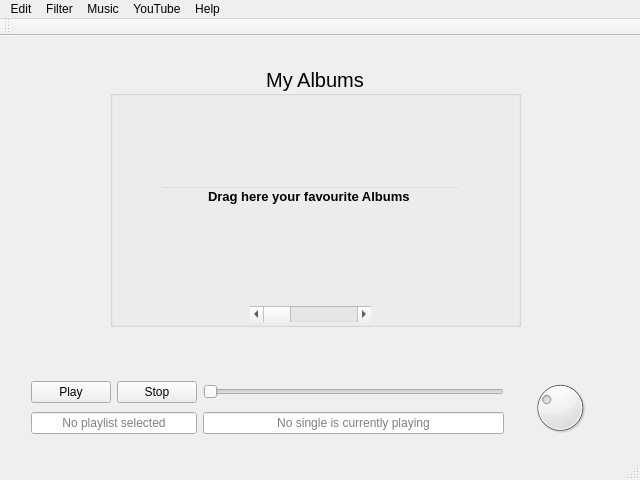
Before: the Qt Designer form mainwin.ui in CermakM/MediaPlayer, drawn with Qt 5.
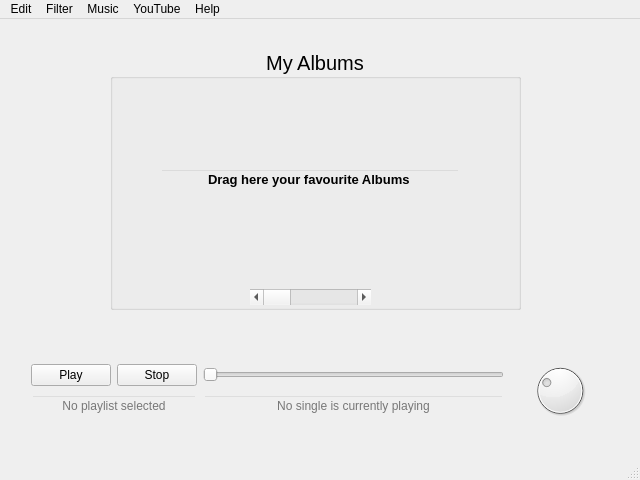
After: the same form once the commit is applied.

The edit to the form file:
```diff
--- a/mainwin.ui
+++ b/mainwin.ui
@@ -121,6 +121,9 @@
        </item>
        <item row="1" column="2">
         <widget class="QLineEdit" name="CurrentSongLine">
+         <property name="styleSheet">
+          <string notr="true">background-color: rgba(255, 255, 255, 0);</string>
+         </property>
          <property name="alignment">
           <set>Qt::AlignCenter</set>
          </property>
@@ -149,7 +152,10 @@
        <item row="1" column="0" colspan="2">
         <widget class="QLineEdit" name="CurrentPlaylistLine">
          <property name="autoFillBackground">
-          <bool>true</bool>
+          <bool>false</bool>
+         </property>
+         <property name="styleSheet">
+          <string notr="true">background-color: rgba(255, 255, 255, 0);</string>
          </property>
          <property name="alignment">
           <set>Qt::AlignCenter</set>
@@ -237,14 +243,6 @@
    <addaction name="menuYouTube"/>
    <addaction name="menuHelp_2"/>
   </widget>
-  <widget class="QToolBar" name="mainToolBar">
-   <attribute name="toolBarArea">
-    <enum>TopToolBarArea</enum>
-   </attribute>
-   <attribute name="toolBarBreak">
-    <bool>false</bool>
-   </attribute>
-  </widget>
   <widget class="QStatusBar" name="statusBar"/>
   <action name="AddNewAlbum">
    <property name="text">
```
Left out of the diff: 4 changed lines with no effect on the pictures.
